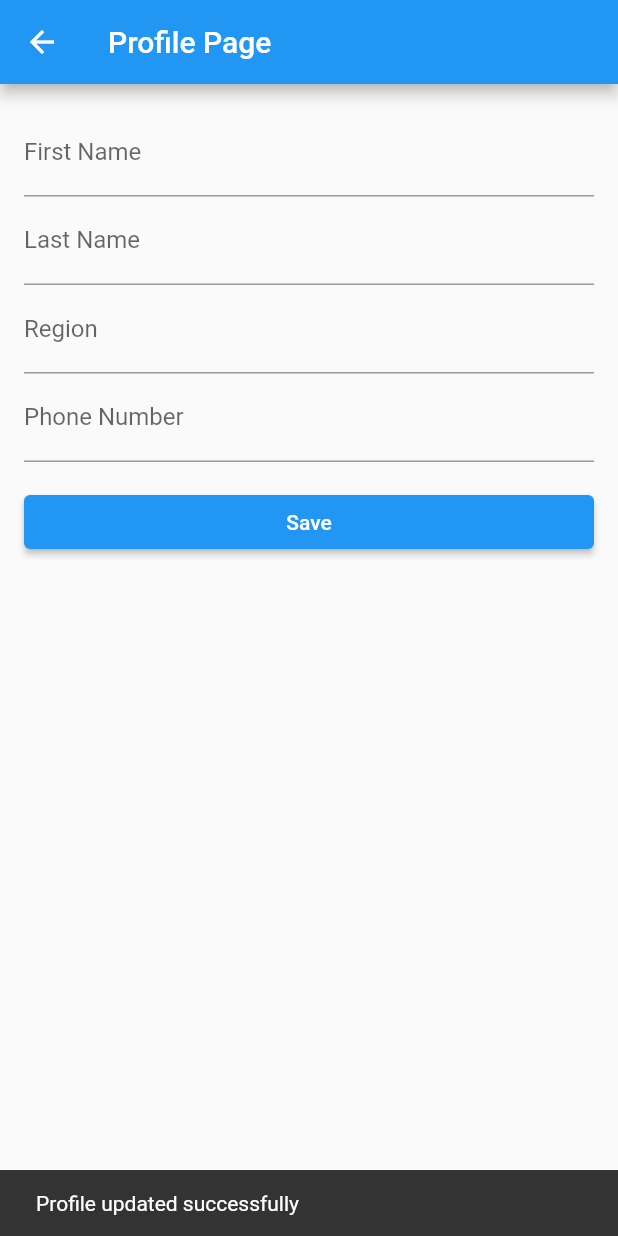
After one commit to hirak214/HenkelDakshProject, a Flutter app: the ProfilePage screen opened directly, after a tap on "Save", on a phone screen of 412 x 824 dp. The commit adds this screen. Run offline on Flutter 3.47's test engine with Material 2 defaults, Android fonts, the light colour scheme and no system bars; our stand-ins replace cloud_firestore, file_picker, firebase_auth, firebase_core; missing offline and left inert: dart:js; accounts and stored records are empty.

Commit message:
Feat: Profile Page
Profile picture and styling is still left in the profile page

```diff
--- a/lib/main.dart
+++ b/lib/main.dart
@@ -2,6 +2,8 @@ import 'package:flutter/material.dart';
 import 'package:firebase_core/firebase_core.dart'; // Add this import
 import 'package:henkel_daksh_project/admin_page.dart'; // Replace with the correct import path to your AdminPage
 import 'package:henkel_daksh_project/firebase_options.dart';
+import 'package:cloud_firestore/cloud_firestore.dart';
+import 'package:henkel_daksh_project/login_page.dart';
 
 
 void main() async {
@@ -21,7 +23,7 @@ class MyApp extends StatelessWidget {
       theme: ThemeData(
         primarySwatch: Colors.blue,
       ),
-      home: AdminPage(), // Set the AdminPage as the initial page
+      home: LoginPage(), // Set the AdminPage as the initial page
     );
   }
 }
--- /dev/null
+++ b/lib/profile_page.dart
@@ -0,0 +1,116 @@
+import 'package:flutter/material.dart';
+import 'package:firebase_auth/firebase_auth.dart';
+import 'package:cloud_firestore/cloud_firestore.dart';
+
+class ProfilePage extends StatefulWidget {
+  @override
+  _ProfilePageState createState() => _ProfilePageState();
+}
+
+class _ProfilePageState extends State<ProfilePage> {
+  final FirebaseAuth _auth = FirebaseAuth.instance;
+  final FirebaseFirestore _firestore = FirebaseFirestore.instance;
+  final TextEditingController _firstNameController = TextEditingController();
+  final TextEditingController _lastNameController = TextEditingController();
+  final TextEditingController _regionController = TextEditingController();
+  final TextEditingController _phoneNumberController = TextEditingController();
+
+  String? _uid;
+  bool _isLoading = false;
+
+  @override
+  void initState() {
+    super.initState();
+    _getCurrentUser();
+  }
+
+  Future<void> _getCurrentUser() async {
+    final user = _auth.currentUser;
+    if (user != null) {
+      setState(() {
+        _uid = user.uid;
+      });
+      await _getUserData();
+    }
+  }
+
+  Future<void> _getUserData() async {
+    if (_uid != null) {
+      final userData = await _firestore.collection('admin_users').doc(_uid).get();
+      if (userData.exists) {
+        setState(() {
+          _firstNameController.text = userData.get('first_name') ?? '';
+          _lastNameController.text = userData.get('last_name') ?? '';
+          _regionController.text = userData.get('region') ?? '';
+          _phoneNumberController.text = userData.get('phone_number') ?? '';
+        });
+      }
+    }
+  }
+
+  Future<void> _updateUserData() async {
+    if (_uid != null) {
+      final userData = {
+        'first_name': _firstNameController.text.trim(),
+        'last_name': _lastNameController.text.trim(),
+        'region': _regionController.text.trim(),
+        'phone_number': _phoneNumberController.text.trim(),
+      };
+
+      await _firestore.collection('admin_users').doc(_uid).set(userData);
+    }
+  }
+
+  @override
+  Widget build(BuildContext context) {
+    return Scaffold(
+      appBar: AppBar(
+        title: Text('Profile Page'),
+      ),
+      body: _isLoading
+          ? Center(
+        child: CircularProgressIndicator(),
+      )
+          : SingleChildScrollView(
+        padding: EdgeInsets.all(16),
+        child: Column(
+          crossAxisAlignment: CrossAxisAlignment.stretch,
+          children: [
+            TextField(
+              controller: _firstNameController,
+              decoration: InputDecoration(labelText: 'First Name'),
+            ),
+            TextField(
+              controller: _lastNameController,
+              decoration: InputDecoration(labelText: 'Last Name'),
+            ),
+            TextField(
+              controller: _regionController,
+              decoration: InputDecoration(labelText: 'Region'),
+            ),
+            TextField(
+              controller: _phoneNumberController,
+              decoration: InputDecoration(labelText: 'Phone Number'),
+            ),
+            SizedBox(height: 16),
+            ElevatedButton(
+              onPressed: () async {
+                setState(() {
+                  _isLoading = true;
+                });
+                await _updateUserData();
+                setState(() {
+                  _isLoading = false;
+                });
+                ScaffoldMessenger.of(context).showSnackBar(
+                  SnackBar(content: Text('Profile updated successfully')),
+                );
+              },
+              child: Text('Save'),
+            ),
+          ],
+        ),
+      ),
+    );
+  }
+}
--- a/pubspec.yaml
+++ b/pubspec.yaml
@@ -34,7 +34,10 @@ dependencies:
   # other for learning
   firebase_core: ^2.15.0
   firebase_auth: ^4.7.1
-  file_picker_cross: ^4.0.0-nullsafety.0
+  cloud_firestore: ^4.8.3
+  firebase_storage: ^11.2.5
+  file_picker_cross: ^4.3.0
+  image_picker: ^0.8.4+4
 
 
 
```
Also changed, not shown: lib/admin_page.dart (+11 -5 lines), lib/login_page.dart (+51 -22 lines), pubspec.lock, 1 other file.
